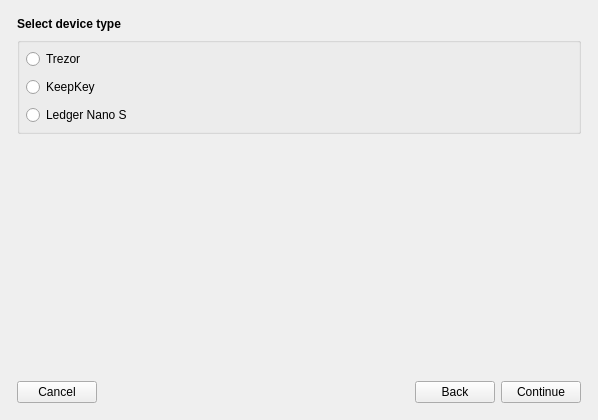
First picture: the form in src/ui/ui_initialize_hw_dlg.ui, repository Bertrand256/dash-masternode-tool, before the edit.
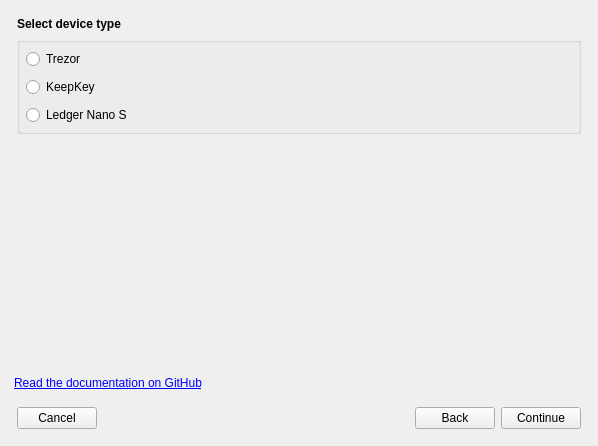
Second picture: the form after the edit. The open tabs and pages were chosen to show the change.

Commit message: Link to the documentation on the hw initialize/recover dialog. Resized screenshots for the upcoming documentation.

```diff
--- a/src/ui/ui_initialize_hw_dlg.ui
+++ b/src/ui/ui_initialize_hw_dlg.ui
@@ -7,7 +7,7 @@
     <x>0</x>
     <y>0</y>
     <width>598</width>
-    <height>420</height>
+    <height>446</height>
    </rect>
   </property>
   <property name="windowTitle">
@@ -929,6 +929,23 @@
      </widget>
     </widget>
    </item>
+   <item>
+    <layout class="QHBoxLayout" name="horizontalLayout_4">
+     <property name="leftMargin">
+      <number>6</number>
+     </property>
+     <item>
+      <widget class="QLabel" name="label_2">
+       <property name="text">
+        <string>&lt;a href=&quot;https://github.com/Bertrand256/dash-masternode-tool/blob/master/doc/hw-initialization-recovery.md&quot;&gt;Read the documentation on GitHub&lt;/a&gt;</string>
+       </property>
+       <property name="openExternalLinks">
+        <bool>true</bool>
+       </property>
+      </widget>
+     </item>
+    </layout>
+   </item>
    <item>
     <widget class="QWidget" name="widget" native="true">
      <layout class="QHBoxLayout" name="horizontalLayout">
```
Left out of the diff: 15 changed lines with no effect on the pictures. The commit also changes 15 other files.
